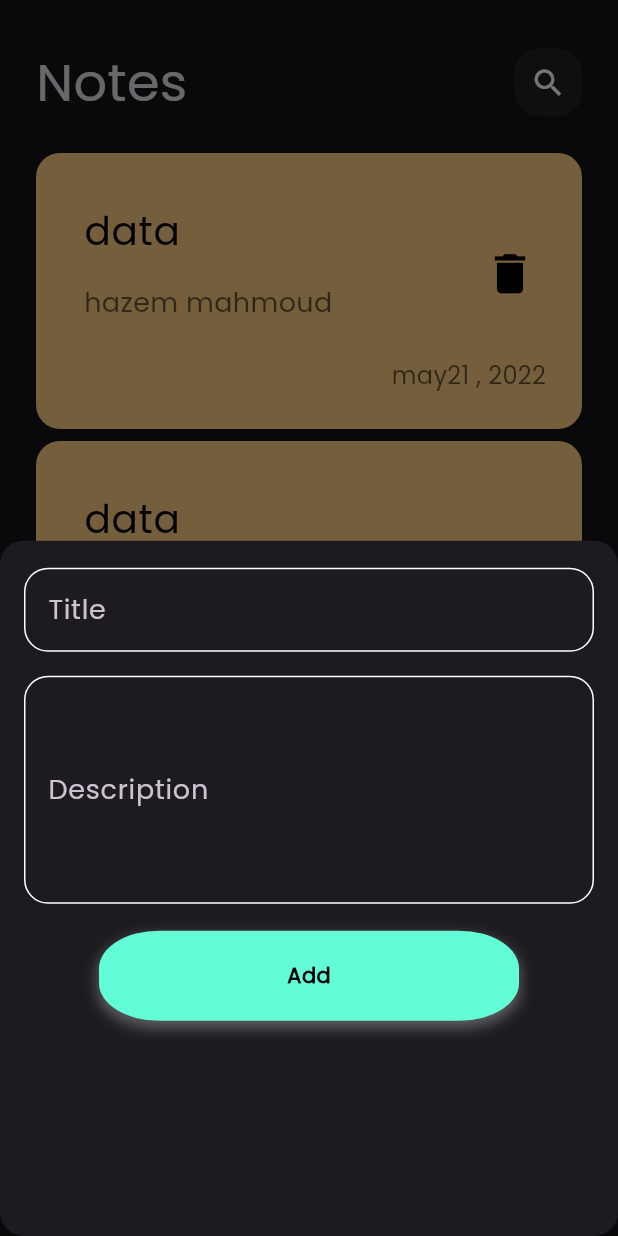
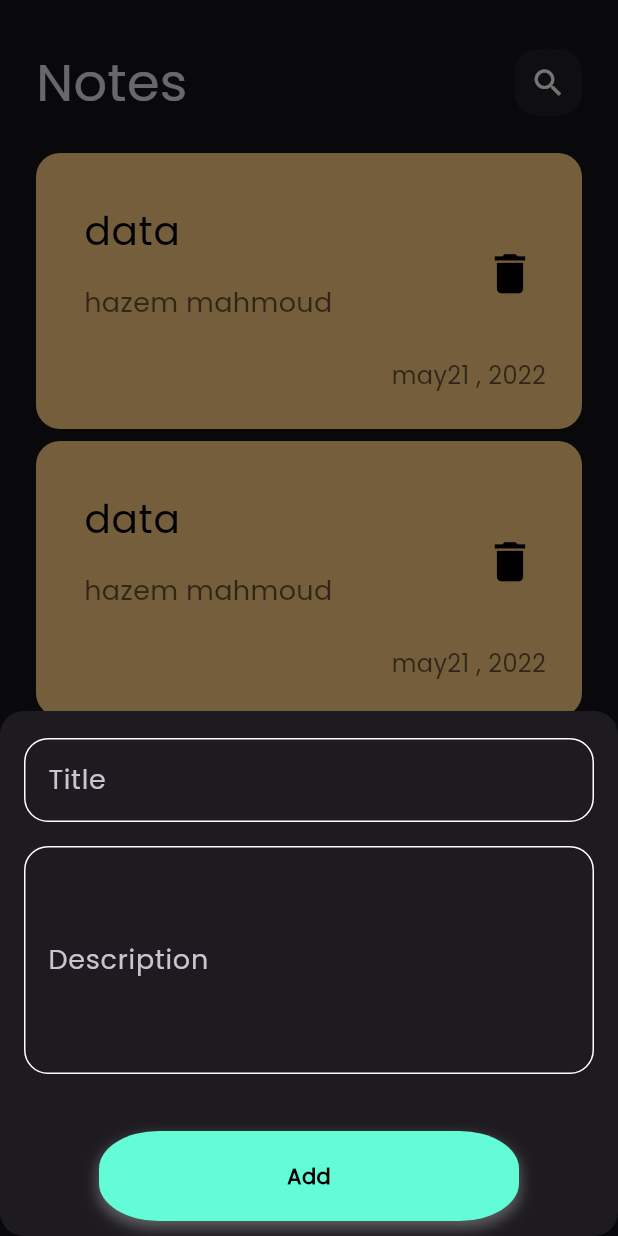
Before and after one commit to cshazem1/notes_app, a Flutter app: the screen it shows after launch, after a tap on the "add" icon, on a phone screen of 412 x 824 dp. Run offline on Flutter 3.47's test engine with Material 3 defaults, Android fonts, the phone set to English and light mode, and no system bars.

Commit message:
create edit note view

```diff
--- a/lib/main.dart
+++ b/lib/main.dart
@@ -1,5 +1,6 @@
 import 'package:flutter/cupertino.dart';
 import 'package:flutter/material.dart';
+import 'package:notes_app/views/edit_note_view.dart';
 import 'package:notes_app/views/notes_view.dart';
 
 void main() {
@@ -12,10 +13,15 @@ class NotesApp extends StatelessWidget {
   @override
   Widget build(BuildContext context) {
     return MaterialApp(
+      routes: {
+        NotesView.id:(context) => const NotesView(),
+        EditNoteView.id:(context) => const EditNoteView(),
+
+      },
       debugShowCheckedModeBanner: false,
       theme:
           ThemeData(brightness: Brightness.dark,fontFamily:"Poppins"),
-      home:NotesView()
+      initialRoute: NotesView.id,
     );
   }
 }
--- a/lib/views/notes_view.dart
+++ b/lib/views/notes_view.dart
@@ -5,7 +5,7 @@ import '../widgets/nodes_view_body.dart';
 
 class NotesView extends StatelessWidget {
   const NotesView({super.key});
-
+static String id="NotesView";
   @override
   Widget build(BuildContext context) {
     return Scaffold(
--- a/lib/widgets/add_note_bottom_sheet.dart
+++ b/lib/widgets/add_note_bottom_sheet.dart
@@ -3,39 +3,40 @@ import 'package:notes_app/constants.dart';
 import 'package:notes_app/widgets/custom_button.dart';
 import 'package:notes_app/widgets/custom_text_field.dart';
 
-class AddNoteBottomSheet extends StatelessWidget{
+class AddNoteBottomSheet extends StatelessWidget {
   const AddNoteBottomSheet({super.key});
 
   @override
   Widget build(BuildContext context) {
-    return
-      Padding(
-        padding: const EdgeInsets.symmetric(horizontal: 16.0,vertical: 10),
+    return Padding(
+      padding: const EdgeInsets.symmetric(horizontal: 16.0, vertical: 10),
+      child: SingleChildScrollView(
         child: Column(
           children: [
             CustomTextField(
-
               hintText: "Enter Your Title",
               labelText: "Title",
-              onSubmitted: (p0) {
-            }, onChange: (p0) {
-
-            },),
+              onSubmitted: (p0) {},
+              onChange: (p0) {},
+            ),
             CustomTextField(
               hintText: "Enter Your Description",
               labelText: "Description",
               maxLine: 5,
-              onSubmitted: (p0) {
-
-            }, onChange: (p0) {
-
-            },),
-            CustomButton(text: "Add", onClick: (){},color: kPrimaryColor,)
+              onSubmitted: (p0) {},
+              onChange: (p0) {},
+            ),
+            SizedBox(
+              height: 20,
+            ),
+            CustomButton(
+              text: "Add",
+              onClick: () {},
+              color: kPrimaryColor,
+            )
           ],
-
-
         ),
-      );
-
+      ),
+    );
   }
 }
--- a/lib/widgets/note_item.dart
+++ b/lib/widgets/note_item.dart
@@ -1,11 +1,16 @@
 import 'package:flutter/material.dart';
+import 'package:notes_app/views/edit_note_view.dart';
 
 class NoteItem extends StatelessWidget {
   const NoteItem({super.key});
 
   @override
   Widget build(BuildContext context) {
-    return Container(
+    return GestureDetector(
+      onTap: () {
+         Navigator.pushNamed(context,EditNoteView.id);
+      },
+      child: Container(
         padding: const EdgeInsets.only(top: 24,bottom: 24,left: 16),
         margin:const EdgeInsets.symmetric(vertical: 4) ,
         decoration: BoxDecoration(
@@ -37,6 +42,7 @@ class NoteItem extends StatelessWidget {
             )
           ],
         ),
+      ),
     );
   }
 }
```
Also changed, not shown: lib/views/edit_note_view.dart (added, +14 -0 lines), lib/widgets/edit_note_view_body.dart (added, +11 -0 lines). Lines whose indentation alone changed are shown as unchanged.
